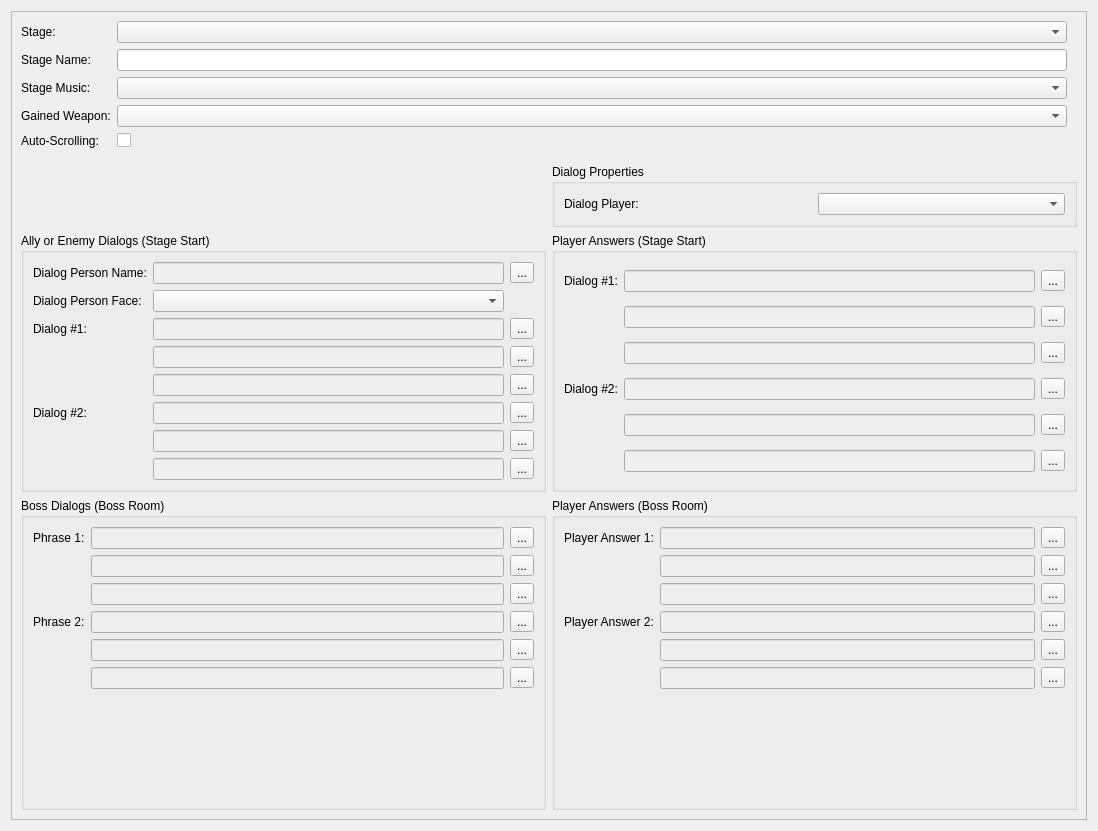
Above: editor/mainwindow_tab/stage_edit.ui from protoman/rockbot before the change. Below: the same form after it.
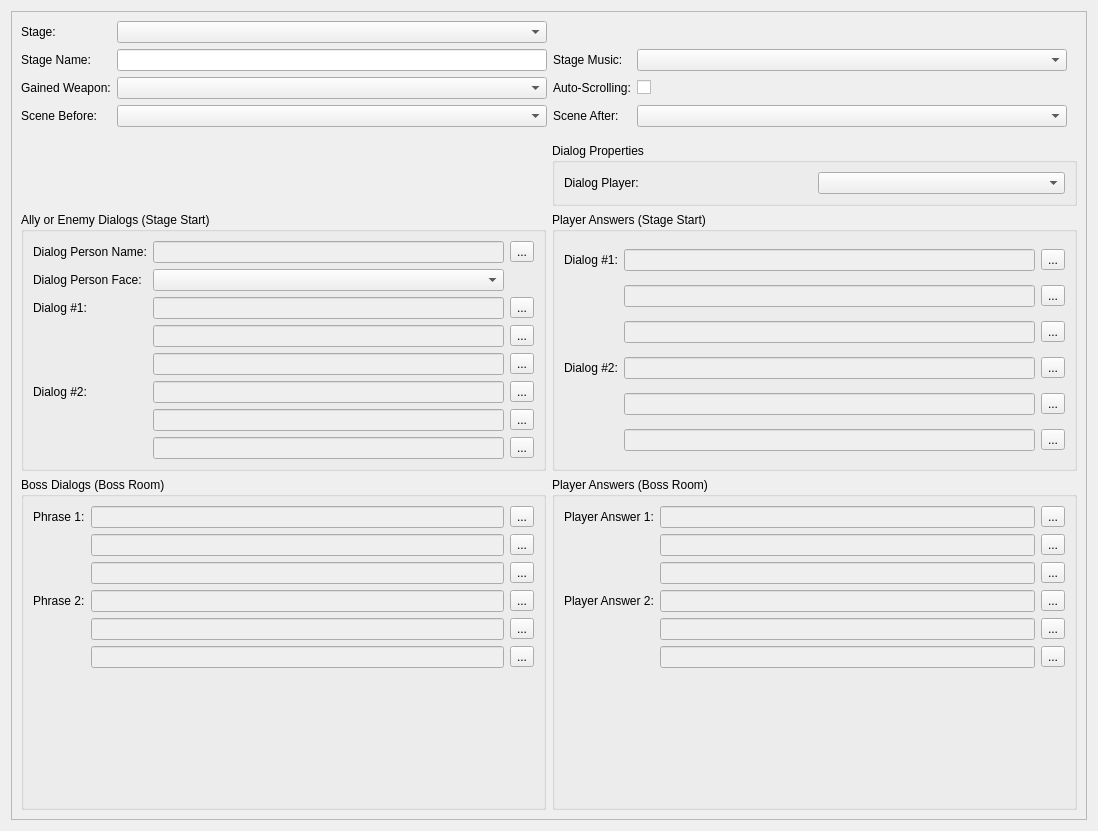
That is the form after the change.

Commit message: - cutscene picker in stage editor for before and after stage - start refactoring conversor for Rockbot1 to Rockbot2 conversion - improve snow tilesets

```diff
--- a/editor/mainwindow_tab/stage_edit.ui
+++ b/editor/mainwindow_tab/stage_edit.ui
@@ -37,19 +37,33 @@
          <property name="bottomMargin">
           <number>10</number>
          </property>
-         <item row="1" column="0">
-          <widget class="QLabel" name="label_49">
-           <property name="text">
-            <string>Stage Name:</string>
-           </property>
-          </widget>
-         </item>
          <item row="0" column="1">
           <widget class="QComboBox" name="stages_tab_stage_combo"/>
          </item>
          <item row="4" column="1">
           <widget class="QComboBox" name="stage_boss_weapon_combo"/>
          </item>
+         <item row="0" column="0">
+          <widget class="QLabel" name="label_48">
+           <property name="text">
+            <string>Stage:</string>
+           </property>
+          </widget>
+         </item>
+         <item row="1" column="0">
+          <widget class="QLabel" name="label_49">
+           <property name="text">
+            <string>Stage Name:</string>
+           </property>
+          </widget>
+         </item>
+         <item row="1" column="1">
+          <widget class="QLineEdit" name="stages_tab_stage_name_lineedit">
+           <property name="maxLength">
+            <number>30</number>
+           </property>
+          </widget>
+         </item>
          <item row="4" column="0">
           <widget class="QLabel" name="label_63">
            <property name="text">
@@ -57,44 +71,63 @@
            </property>
           </widget>
          </item>
-         <item row="3" column="1">
-          <widget class="QComboBox" name="stages_tab_bgmusic_combo"/>
+         <item row="0" column="4">
+          <spacer name="horizontalSpacer">
+           <property name="orientation">
+            <enum>Qt::Horizontal</enum>
+           </property>
+           <property name="sizeHint" stdset="0">
+            <size>
+             <width>40</width>
+             <height>20</height>
+            </size>
+           </property>
+          </spacer>
          </item>
-         <item row="3" column="0">
+         <item row="1" column="3">
           <widget class="QLabel" name="label_13">
            <property name="text">
             <string>Stage Music:</string>
            </property>
           </widget>
          </item>
-         <item row="1" column="1">
-          <widget class="QLineEdit" name="stages_tab_stage_name_lineedit">
-           <property name="maxLength">
-            <number>30</number>
-           </property>
-          </widget>
+         <item row="1" column="4">
+          <widget class="QComboBox" name="stages_tab_bgmusic_combo"/>
          </item>
-         <item row="0" column="0">
-          <widget class="QLabel" name="label_48">
-           <property name="text">
-            <string>Stage:</string>
-           </property>
-          </widget>
-         </item>
-         <item row="5" column="0">
+         <item row="4" column="3">
           <widget class="QLabel" name="label_3">
            <property name="text">
             <string>Auto-Scrolling:</string>
            </property>
           </widget>
          </item>
-         <item row="5" column="1">
+         <item row="4" column="4">
           <widget class="QCheckBox" name="autoScrolling_checkBox">
            <property name="text">
             <string/>
            </property>
           </widget>
          </item>
+         <item row="5" column="0">
+          <widget class="QLabel" name="label_4">
+           <property name="text">
+            <string>Scene Before:</string>
+           </property>
+          </widget>
+         </item>
+         <item row="5" column="3">
+          <widget class="QLabel" name="label_6">
+           <property name="text">
+            <string>Scene After:</string>
+           </property>
+          </widget>
+         </item>
+         <item row="5" column="1">
+          <widget class="QComboBox" name="cutscenePre_comboBox"/>
+         </item>
+         <item row="5" column="4">
+          <widget class="QComboBox" name="cutscenePos_comboBox"/>
+         </item>
         </layout>
        </item>
        <item>
```
The commit also changes 19 other files.
